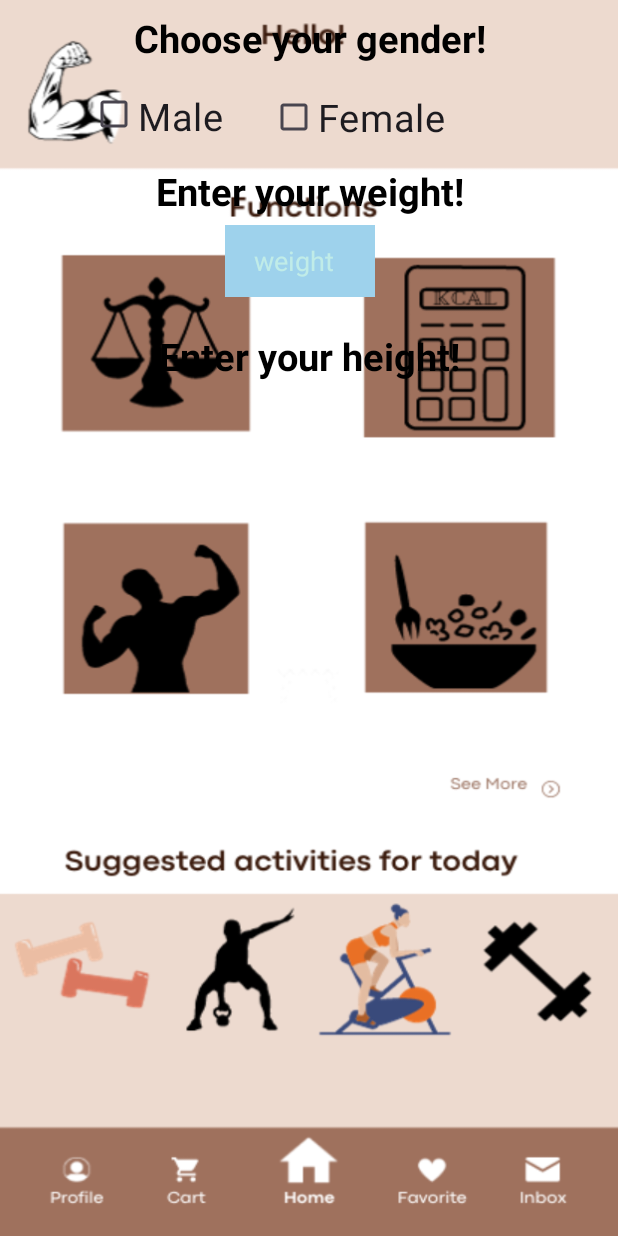
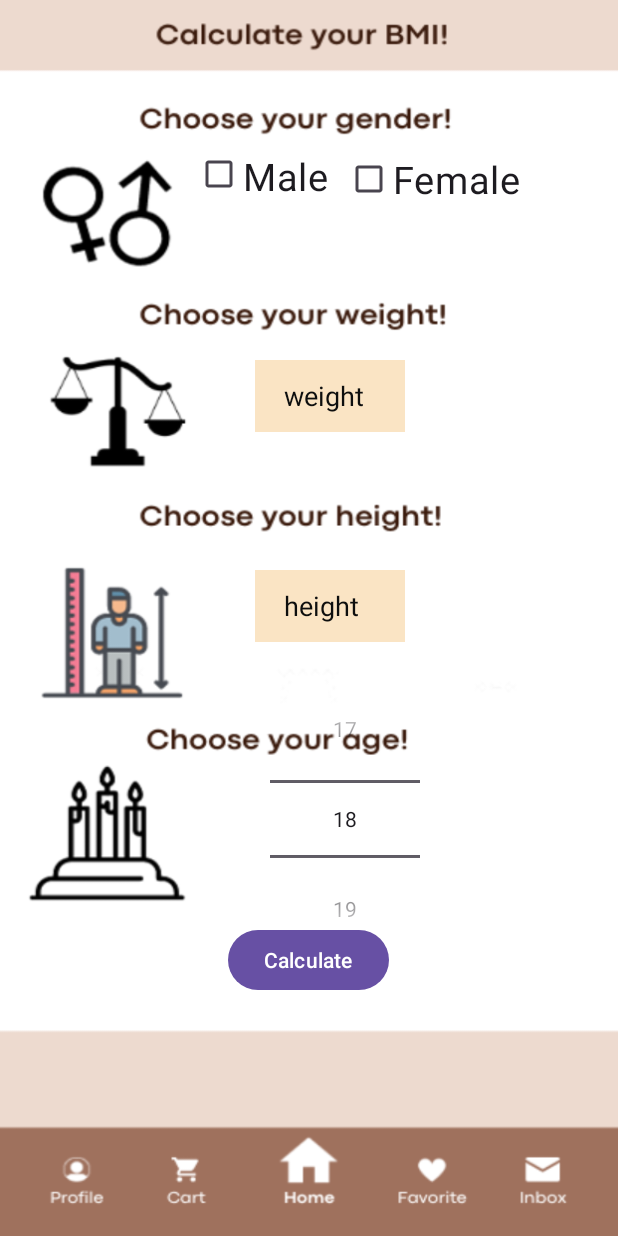
Before and after one commit to michalf1703/BodyMinderApp, an Android app: the MainActivity3 screen opened directly, with no data from a screen before it, on a phone screen of 412 x 824 dp. Run offline under Robolectric (Android 15) with nearby library versions, the light colour scheme and no system bars.

Commit message:
add BMI calculation

```diff
--- a/zadaniezajecia2/app/src/main/java/com/example/zadanie_zajecia2/MainActivity3.java
+++ b/zadaniezajecia2/app/src/main/java/com/example/zadanie_zajecia2/MainActivity3.java
@@ -1,14 +1,89 @@
 package com.example.zadanie_zajecia2;
+
+import android.os.Bundle;
+import android.view.View;
+import android.widget.Button;
+import android.widget.CheckBox;
+import android.widget.EditText;
+import android.widget.NumberPicker;
+import android.widget.Toast;
 
 import androidx.appcompat.app.AppCompatActivity;
 
-import android.os.Bundle;
+import com.example.zadanie_zajecia2.R;
 
 public class MainActivity3 extends AppCompatActivity {
+
+    private CheckBox checkBox1, checkBox2;
+    private EditText weightEditText, heightEditText;
+    private NumberPicker agePicker;
+    private Button calculateButton;
 
     @Override
     protected void onCreate(Bundle savedInstanceState) {
         super.onCreate(savedInstanceState);
         setContentView(R.layout.activity_main3);
+
+        checkBox1 = findViewById(R.id.checkBox1);
+        checkBox2 = findViewById(R.id.checkBox2);
+        weightEditText = findViewById(R.id.weight);
+        heightEditText = findViewById(R.id.height);
+        agePicker = findViewById(R.id.agePicker);
+        calculateButton = findViewById(R.id.calculateButton);
+        agePicker.setMinValue(1);
+        agePicker.setMaxValue(100);
+        agePicker.setValue(18);
+
+        calculateButton.setOnClickListener(new View.OnClickListener() {
+            @Override
+            public void onClick(View view) {
+                calculateBMI();
+            }
+        });
+    }
+
+    private void calculateBMI() {
+        // Pobierz wartości wprowadzone przez użytkownika
+        boolean isMale = checkBox1.isChecked();
+        boolean isFemale = checkBox2.isChecked();
+        int age = agePicker.getValue();
+        double weight = Double.parseDouble(weightEditText.getText().toString());
+        double height = Double.parseDouble(heightEditText.getText().toString());
+
+        // Wykonaj obliczenia BMI
+        double bmi = calculateBMIValue(weight, height);
+        // Określ stopień BMI
+        String bmiCategory = getBMICategory(bmi);
+
+        // Wyświetl wynik
+        String resultMessage = "BMI: " + bmi + "\nKategoria: " + bmiCategory;
+        Toast.makeText(this, resultMessage, Toast.LENGTH_SHORT).show();
+
+    }
+
+    private double calculateBMIValue(double weight, double heightInCm) {
+        // Przekształć wzrost z centymetrów na metry
+        double heightInMeters = heightInCm / 100.0;
+
+        // Oblicz BMI
+        // Wzór BMI: BMI = masa ciała (kg) / (wzrost (m) * wzrost (m))
+        return weight / (heightInMeters * heightInMeters);
+    }
+
+    private String getBMICategory(double bmi) {
+        if (bmi < 18.5) {
+            return "Niedowaga";
+        } else if (bmi >= 18.5 && bmi <= 24.9) {
+            return "Pożądana masa ciała";
+        } else if (bmi >= 25 && bmi <= 29.9) {
+            return "Nadwaga";
+        } else if (bmi >= 30 && bmi <= 34.9) {
+            return "Otyłość I stopnia";
+        } else if (bmi >= 35 && bmi <= 39.9) {
+            return "Otyłość II stopnia";
+        } else {
+            return "Otyłość III stopnia";
+        }
+
     }
 }
--- a/zadaniezajecia2/app/src/main/java/com/example/zadanie_zajecia2/MainActivity5.java
+++ b/zadaniezajecia2/app/src/main/java/com/example/zadanie_zajecia2/MainActivity5.java
@@ -31,11 +31,8 @@ public class MainActivity5 extends AppCompatActivity {
                 mAuth.sendPasswordResetEmail(email)
                         .addOnCompleteListener(task -> {
                             if (task.isSuccessful()) {
-                                // Password reset email sent successfully
                                 Toast.makeText(MainActivity5.this, "Password reset email sent", Toast.LENGTH_SHORT).show();
-                                // You can add additional logic here if needed
                             } else {
-                                // If sending fails, display a message to the user.
                                 Toast.makeText(MainActivity5.this, "Failed to send password reset email: " + task.getException().getMessage(), Toast.LENGTH_SHORT).show();
                             }
                         });
--- a/zadaniezajecia2/app/src/main/res/layout/activity_main2.xml
+++ b/zadaniezajecia2/app/src/main/res/layout/activity_main2.xml
@@ -7,7 +7,6 @@
     android:background="@drawable/background2"
     tools:context=".MainActivity2">
 
-    <!-- Dodany TextView na górze ekranu -->
     <TextView
         android:id="@+id/userEmailTextView"
         android:layout_width="wrap_content"
@@ -22,9 +21,9 @@
     <com.google.android.material.button.MaterialButton
         android:id="@+id/checkbtn"
         android:layout_width="400px"
-        android:layout_height="100px"
-        android:layout_marginStart="24dp"
-        android:layout_marginTop="260dp"
+        android:layout_height="130px"
+        android:layout_marginStart="46dp"
+        android:layout_marginTop="300dp"
         android:backgroundTint="@color/design_default_color_secondary"
         android:text="BMI" />
 
--- a/zadaniezajecia2/app/src/main/res/layout/activity_main3.xml
+++ b/zadaniezajecia2/app/src/main/res/layout/activity_main3.xml
@@ -4,90 +4,82 @@
     xmlns:tools="http://schemas.android.com/tools"
     android:layout_width="match_parent"
     android:layout_height="match_parent"
-    android:background="@drawable/background2"
+    android:background="@drawable/background3"
     tools:context=".MainActivity3">
 
-    <TextView
-        android:id="@+id/hello"
-        android:layout_width="match_parent"
-        android:layout_height="wrap_content"
-        android:layout_marginStart="8dp"
-        android:layout_marginTop="8dp"
-        android:layout_marginEnd="8dp"
-        android:layout_marginBottom="8dp"
-        android:gravity="center"
-        android:text="Choose your gender!"
-        android:textColor="@color/black"
-        android:textSize="25dp"
-        android:textStyle="bold" />
 
     <CheckBox
-        android:id="@+id/checkBox"
-        android:layout_width="match_parent"
-        android:layout_height="wrap_content"
-        android:layout_margin="60dp"
-        android:layout_marginStart="60dp"
-        android:layout_marginTop="60dp"
-        android:layout_marginEnd="60dp"
-        android:layout_marginBottom="60dp"
+        android:id="@+id/checkBox1"
+        android:layout_width="250dp"
+        android:layout_height="48dp"
+        android:layout_marginStart="130dp"
+        android:layout_marginTop="100dp"
+        android:layout_marginEnd="50dp"
+        android:layout_marginBottom="100dp"
         android:gravity="left"
         android:text="Male"
-        android:textSize="25dp"
-         />
+        android:textSize="25dp" />
+
 
     <CheckBox
         android:id="@+id/checkBox2"
-        android:layout_width="wrap_content"
-        android:layout_height="wrap_content"
-        android:layout_marginStart="180dp"
-        android:layout_marginTop="54dp"
+        android:layout_width="160dp"
+        android:layout_height="48dp"
+        android:layout_marginStart="230dp"
+        android:layout_marginTop="95dp"
         android:layout_marginEnd="60dp"
         android:layout_marginBottom="60dp"
         android:text="Female"
         android:textSize="25dp" />
 
-    <TextView
-        android:id="@+id/text2"
-        android:layout_width="match_parent"
-        android:layout_height="wrap_content"
-        android:layout_marginStart="8dp"
-        android:layout_marginTop="110dp"
-        android:layout_marginEnd="8dp"
-        android:layout_marginBottom="8dp"
-        android:gravity="center"
-        android:text="Enter your weight!"
-        android:textColor="@color/black"
-        android:textSize="25dp"
-        android:textStyle="bold" />
+
 
     <EditText
         android:id="@+id/weight"
         android:layout_width="100dp"
         android:layout_height="48dp"
-        android:layout_margin="150dp"
-        android:layout_marginStart="150dp"
-        android:layout_marginTop="150dp"
-        android:layout_marginEnd="150dp"
-        android:layout_marginBottom="150dp"
-        android:background="#9ED2EC"
+        android:layout_marginStart="170dp"
+        android:layout_marginTop="240dp"
+        android:background="#FAE4C4"
         android:drawablePadding="20dp"
         android:hint="  weight"
         android:padding="10dp"
         android:textColor="@color/black"
-        android:textColorHint="#C0ECE8" />
-    <TextView
-        android:id="@+id/text3"
-        android:layout_width="match_parent"
+        android:textColorHint="#0D0E0E" />
+
+    <EditText
+        android:id="@+id/height"
+        android:layout_width="100dp"
+        android:layout_height="48dp"
+        android:layout_marginStart="170dp"
+        android:layout_marginTop="380dp"
+        android:background="#FAE4C4"
+        android:drawablePadding="20dp"
+        android:hint="  height"
+        android:padding="10dp"
+        android:textColor="@color/black"
+        android:textColorHint="#0D0E0E" />
+
+    <NumberPicker
+        android:id="@+id/agePicker"
+        android:layout_width="100dp"
         android:layout_height="wrap_content"
-        android:layout_marginStart="8dp"
-        android:layout_marginTop="220dp"
-        android:layout_marginEnd="8dp"
-        android:layout_marginBottom="8dp"
-        android:gravity="center"
-        android:text="Enter your height!"
-        android:textColor="@color/black"
-        android:textSize="25dp"
-        android:textStyle="bold" />
+        android:layout_marginTop="456dp"
+        android:layout_marginStart="180dp"
+        android:layout_gravity="center_horizontal" />
+
+    <Button
+        android:id="@+id/calculateButton"
+        android:layout_width="wrap_content"
+        android:layout_height="wrap_content"
+        android:layout_below="@id/agePicker"
+        android:layout_centerHorizontal="true"
+        android:layout_marginTop="-20dp"
+        android:text="Calculate" />
+
+
+
+
 
 
 </RelativeLayout>
```
Also changed, not shown: zadaniezajecia2/app/src/main/res/drawable/background3.png (added).
